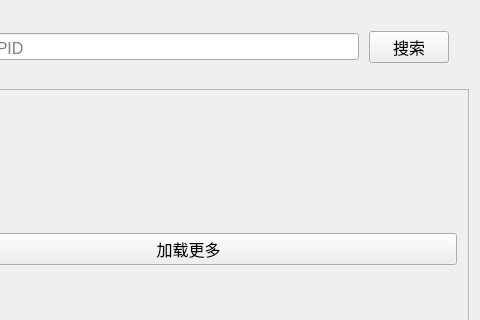
This is ui/PKUHole.ui in jiangly-programmer/PKU-Hole as Qt 5 draws it before an edit; both pictures show x 103 to 583 and y 0 to 320 of the 583 by 421 pixel window. The edited form follows.
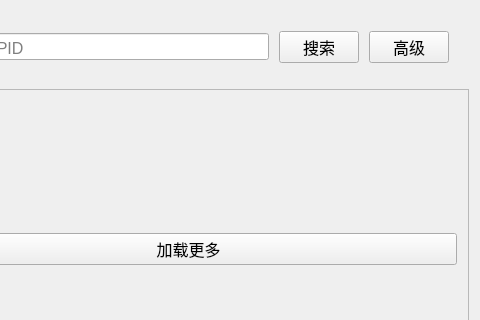
This is the edited form.

Commit message: added advanced search

```diff
--- a/ui/PKUHole.ui
+++ b/ui/PKUHole.ui
@@ -91,6 +91,19 @@
         </property>
        </widget>
       </item>
+      <item>
+       <widget class="QPushButton" name="advancedSearchButton">
+        <property name="font">
+         <font>
+          <family>Microsoft YaHei UI</family>
+          <pointsize>12</pointsize>
+         </font>
+        </property>
+        <property name="text">
+         <string>高级</string>
+        </property>
+       </widget>
+      </item>
      </layout>
     </item>
     <item>
```
Left out of the diff: 19 changed lines with no effect on the pictures. The commit also changes 10 other files.
